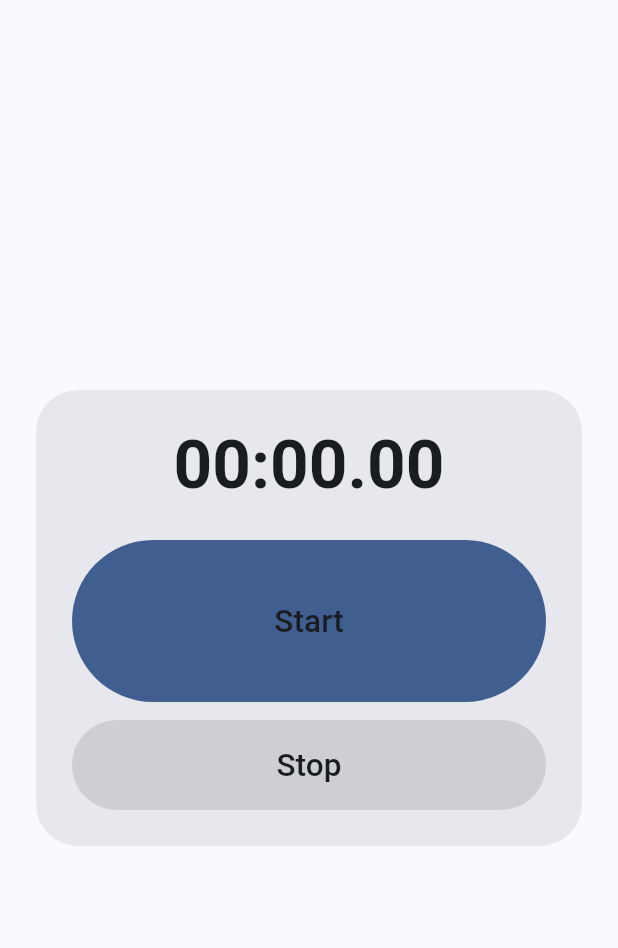
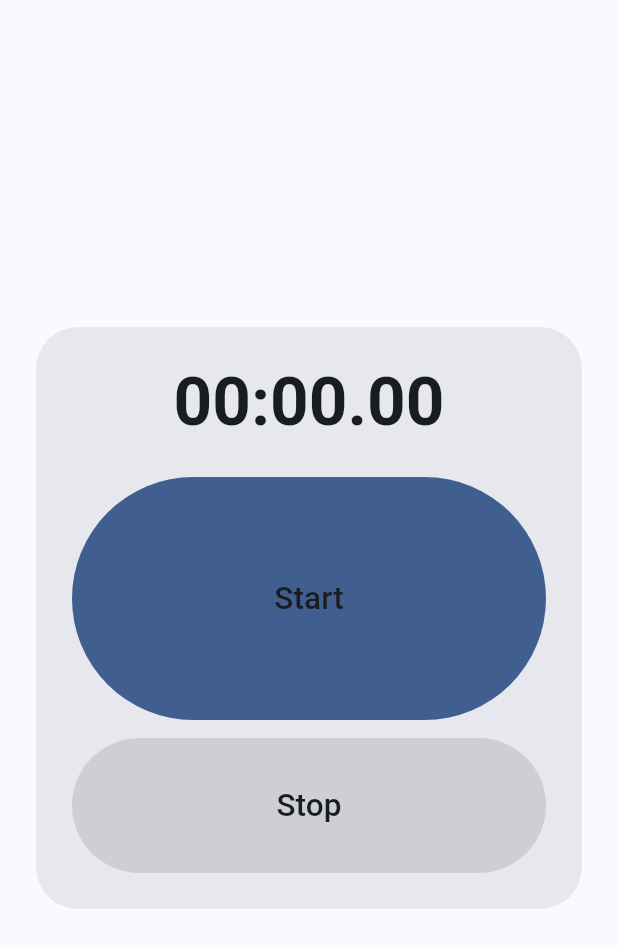
Before and after one commit to pvtvv/climber-app, a Flutter app: the TimerDialog widget shown alone on an empty page, opened directly, on a phone screen of 412 x 824 dp. Shown: the top 948 px of the screen. Run offline on Flutter 3.47's test engine with Material 3 defaults, Android fonts, the phone set to English and light mode, and no system bars; our stand-ins replace shared_preferences, web; accounts and stored records are empty.

Commit message:
Increase start/stop button sizes by 50% (108→162px, 60→90px)
Co-authored-by: pvtvv <pvtvv@users.noreply.github.com>

```diff
--- a/lib/widgets/timer_dialog.dart
+++ b/lib/widgets/timer_dialog.dart
@@ -85,7 +85,7 @@ class _TimerDialogState extends State<TimerDialog> {
             if (_phase != _TimerPhase.stopped) ...[
               SizedBox(
                 width: double.infinity,
-                height: startLarge ? 108 : 60,
+                height: startLarge ? 162 : 90,
                 child: FilledButton(
                   onPressed: _phase == _TimerPhase.idle ? _onStart : null,
                   child: Text(
@@ -99,7 +99,7 @@ class _TimerDialogState extends State<TimerDialog> {
               const SizedBox(height: 12),
               SizedBox(
                 width: double.infinity,
-                height: stopLarge ? 108 : 60,
+                height: stopLarge ? 162 : 90,
                 child: FilledButton.tonal(
                   onPressed: _phase == _TimerPhase.running ? _onStop : null,
                   child: Text(
```
Also changed, not shown: 1 other file.
